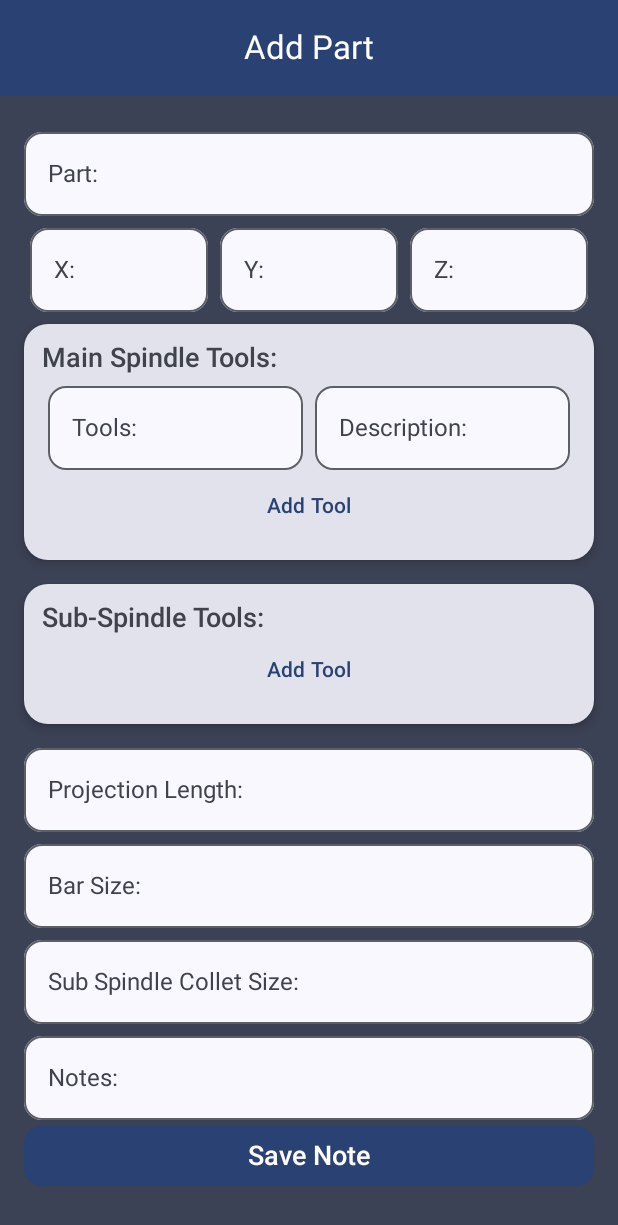
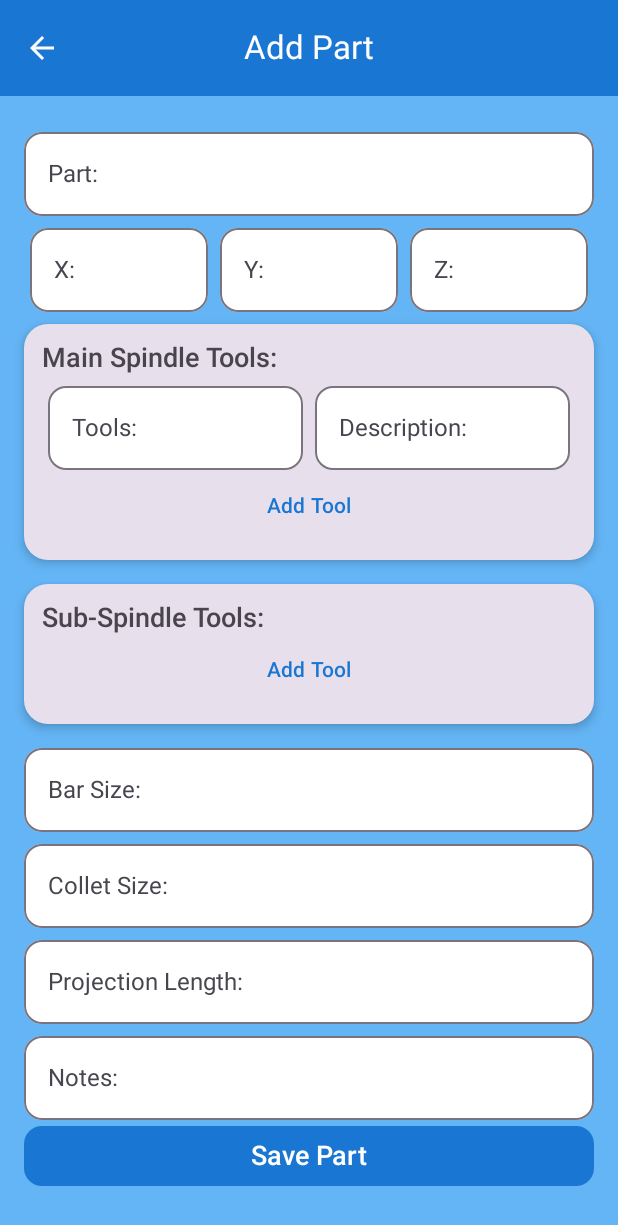
Before and after one commit to CopelandCodes/SetupSheets, an Android app built with Jetpack Compose: the screen it shows after launch (MainActivity), after a tap on "Add Part", on a phone screen of 412 x 824 dp. Shown: the top 1225 px of the screen. Run offline under Robolectric (Android 15) with nearby library versions, the phone set to English and light mode, and no system bars; our stand-ins replace Room's generated code.

Commit message:
Color Scheme changes

```diff
--- a/app/src/main/java/com/example/setupsheets/navigation/NavGraph.kt
+++ b/app/src/main/java/com/example/setupsheets/navigation/NavGraph.kt
@@ -40,7 +40,8 @@ fun SetupNavGraph(
             NoteEditorScreen(
                 noteViewModel = noteViewModel,
                 onSaveSuccess = { navController.popBackStack() },
-                noteId = noteId
+                noteId = noteId,
+                navController = navController
             )
         }
     }
--- a/app/src/main/java/com/example/setupsheets/ui/NoteEditorScreen.kt
+++ b/app/src/main/java/com/example/setupsheets/ui/NoteEditorScreen.kt
@@ -9,7 +9,10 @@ import androidx.compose.runtime.saveable.rememberSaveable
 import androidx.compose.ui.Modifier
 import androidx.compose.ui.unit.dp
 import androidx.compose.foundation.shape.RoundedCornerShape
+import androidx.compose.material.icons.Icons
+import androidx.compose.material.icons.automirrored.filled.ArrowBack
 import androidx.compose.ui.Alignment
+import androidx.navigation.NavHostController
 import com.example.setupsheets.db.Note
 import com.example.setupsheets.db.Tool
 import com.example.setupsheets.viewmodel.NoteViewModel
@@ -24,7 +27,8 @@ import kotlinx.coroutines.launch
 fun NoteEditorScreen(
     noteViewModel: NoteViewModel,
     onSaveSuccess: () -> Unit,
-    noteId: Int = -1
+    noteId: Int = -1,
+    navController: NavHostController
 ) {
     val snackbarHostState = remember { SnackbarHostState() }
     val scope = rememberCoroutineScope()
@@ -73,6 +77,13 @@ fun NoteEditorScreen(
         topBar = {
             CenterAlignedTopAppBar(
                 title = { Text(if (editingNote != null) "Edit Part" else "Add Part") },
+                navigationIcon = {
+                    IconButton(onClick = { navController.popBackStack() }) {
+                        Icon(Icons.AutoMirrored.Filled.ArrowBack,
+                            contentDescription = "Back",
+                            tint = MaterialTheme.colorScheme.onPrimary)
+                    }
+                },
                 colors = TopAppBarDefaults.centerAlignedTopAppBarColors(
                     containerColor = MaterialTheme.colorScheme.primary,
                     titleContentColor = MaterialTheme.colorScheme.onPrimary
@@ -165,7 +176,10 @@ fun NoteEditorScreen(
                                 }
                             }
                         }
-                        Box(modifier = Modifier.fillMaxWidth(), contentAlignment = Alignment.Center) {
+                        Box(
+                            modifier = Modifier.fillMaxWidth(),
+                            contentAlignment = Alignment.Center
+                        ) {
                             TextButton(onClick = { mainTools.add("" to "") }) {
                                 Text("Add Tool")
                             }
@@ -187,7 +201,7 @@ fun NoteEditorScreen(
                         Text("Sub-Spindle Tools:", style = MaterialTheme.typography.titleMedium)
                         subTools.forEachIndexed { index, pair ->
                             Row(Modifier.fillMaxWidth()) {
-                                listOf("Tools:" to pair.first, "Description:" to pair.second).forEachIndexed { i, (label, value) ->
+                                listOf("Tool:" to pair.first, "Description:" to pair.second).forEachIndexed { i, (label, value) ->
                                     OutlinedTextField(
                                         value = value,
                                         onValueChange = {
@@ -206,7 +220,10 @@ fun NoteEditorScreen(
                                 }
                             }
                         }
-                        Box(modifier = Modifier.fillMaxWidth(), contentAlignment = Alignment.Center) {
+                        Box(
+                            modifier = Modifier.fillMaxWidth(),
+                            contentAlignment = Alignment.Center
+                        ) {
                             TextButton(onClick = { subTools.add("" to "") }) {
                                 Text("Add Tool")
                             }
@@ -216,18 +233,18 @@ fun NoteEditorScreen(
             }
 
             listOf(
-                "Projection Length:" to projectionLength,
                 "Bar Size:" to barSize,
-                "Sub Spindle Collet Size:" to subSpindleColletSize
+                "Collet Size:" to subSpindleColletSize,
+                "Projection Length:" to projectionLength
             ).forEachIndexed { index, (label, value) ->
                 item {
                     OutlinedTextField(
                         value = value,
                         onValueChange = {
                             when (index) {
-                                0 -> projectionLength = it
-                                1 -> barSize = it
-                                2 -> subSpindleColletSize = it
+                                0 -> barSize = it
+                                1 -> subSpindleColletSize = it
+                                2 -> projectionLength = it
                             }
                         },
                         label = { Text(label) },
@@ -288,10 +305,10 @@ fun NoteEditorScreen(
                         scope.launch {
                             if (editingNote != null) {
                                 noteViewModel.updateNote(note)
-                                snackbarHostState.showSnackbar("Note updated")
+                                snackbarHostState.showSnackbar("Part updated")
                             } else {
                                 noteViewModel.addNote(note)
-                                snackbarHostState.showSnackbar("Note added")
+                                snackbarHostState.showSnackbar("Part added")
                             }
                             onSaveSuccess()
                         }
@@ -303,7 +320,7 @@ fun NoteEditorScreen(
                         contentColor = MaterialTheme.colorScheme.onPrimary
                     )
                 ) {
-                    Text(if (editingNote != null) "Update Note" else "Save Note", style = MaterialTheme.typography.titleMedium)
+                    Text(if (editingNote != null) "Update Part" else "Save Part", style = MaterialTheme.typography.titleMedium)
                 }
             }
         }
--- a/app/src/main/java/com/example/setupsheets/ui/theme/Color.kt
+++ b/app/src/main/java/com/example/setupsheets/ui/theme/Color.kt
@@ -5,7 +5,3 @@ import androidx.compose.ui.graphics.Color
 val Purple80 = Color(0xFFD0BCFF)
 val PurpleGrey80 = Color(0xFFCCC2DC)
 val Pink80 = Color(0xFFEFB8C8)
-
-val Purple40 = Color(0xFF6650a4)
-val PurpleGrey40 = Color(0xFF625b71)
-val Pink40 = Color(0xFF7D5260)
--- a/app/src/main/java/com/example/setupsheets/ui/theme/Theme.kt
+++ b/app/src/main/java/com/example/setupsheets/ui/theme/Theme.kt
@@ -18,7 +18,7 @@ private val DarkColorScheme = darkColorScheme(
     tertiary = Pink80
 )
 
-private val LightColors = lightColorScheme(
+private val LightColorScheme = lightColorScheme(
     primary = Color(0xFF1976D2),       // Blue
     onPrimary = Color.White,
     secondary = Color(0xFF64B5F6),     // Light Blue
@@ -33,7 +33,7 @@ private val LightColors = lightColorScheme(
 fun SetupSheetsTheme(
     darkTheme: Boolean = isSystemInDarkTheme(),
     // Dynamic color is available on Android 12+
-    dynamicColor: Boolean = true,
+    dynamicColor: Boolean = false,
     content: @Composable () -> Unit
 ) {
     val colorScheme = when {
@@ -43,7 +43,7 @@ fun SetupSheetsTheme(
         }
 
         darkTheme -> DarkColorScheme
-        else -> LightColors
+        else -> LightColorScheme
     }
 
     MaterialTheme(
```
